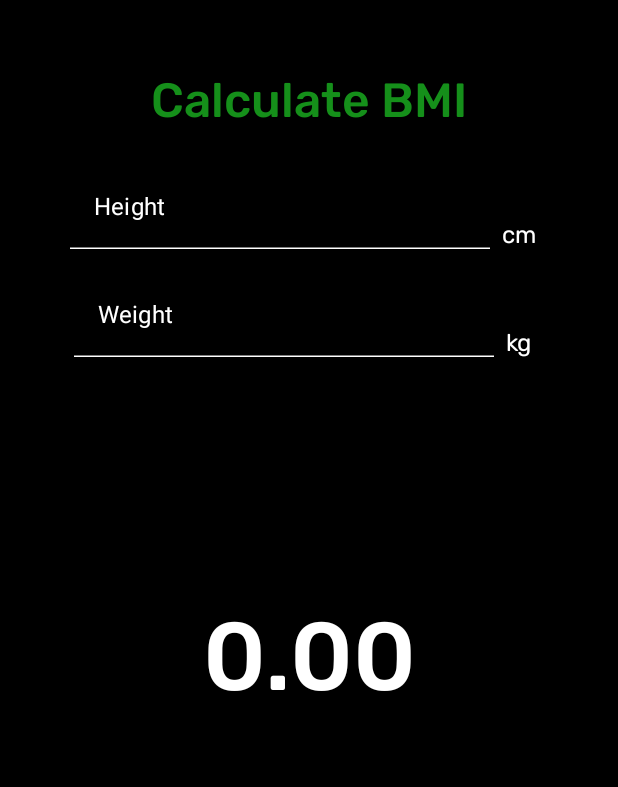
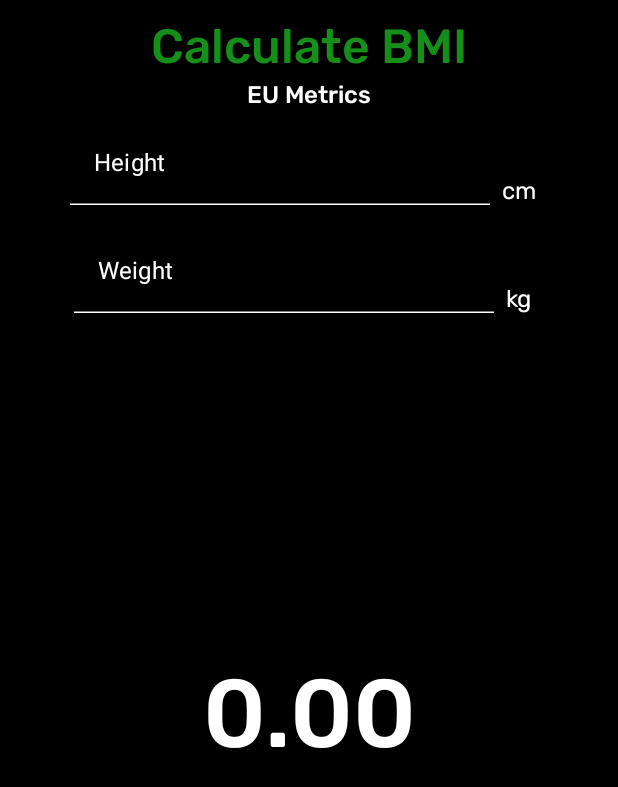
Before and after one commit to arsildo/BMI_Calculator_JetpackCompose, an Android app built with Jetpack Compose: the screen it shows after launch (MainActivity), on a phone screen of 412 x 824 dp. Shown: the top 787 px of the screen. Run offline under Robolectric (Android 15) with nearby library versions, the phone set to English and light mode, and no system bars.

Commit message:
app completed

```diff
--- a/app/src/main/java/com/arsildo/bmicalculatorjetpackcompose/ui/MainActivity.kt
+++ b/app/src/main/java/com/arsildo/bmicalculatorjetpackcompose/ui/MainActivity.kt
@@ -22,7 +22,6 @@ import androidx.compose.ui.unit.dp
 import androidx.compose.ui.unit.sp
 import com.arsildo.bmicalculatorjetpackcompose.ui.theme.*
 import kotlin.math.pow
-import kotlin.math.roundToLong
 
 
 @Composable
@@ -55,13 +54,13 @@ fun CalculateBMI() {
     }
 
     Column(
-        Modifier.padding(horizontal = 16.dp, vertical = 32.dp),
+        Modifier.padding(horizontal = 8.dp, vertical = 8.dp),
         verticalArrangement = Arrangement.Center,
         horizontalAlignment = CenterHorizontally
     ) {
         Box(
             Modifier
-                .padding(vertical = 16.dp)
+                .padding(vertical = 4.dp)
                 .fillMaxWidth(),
             contentAlignment = Center
         ) {
@@ -72,7 +71,12 @@ fun CalculateBMI() {
                 fontWeight = FontWeight.Medium,
             )
         }
-
+        Text(
+            text = "EU Metrics",
+            color = White,
+            fontSize = 16.sp,
+            fontWeight = FontWeight.Medium,
+        )
         Row(
             Modifier
                 .fillMaxWidth()
@@ -82,7 +86,38 @@ fun CalculateBMI() {
         ) {
             TextField(
                 value = height,
-                onValueChange = { height = it },
+                onValueChange = {
+                    height = it
+                    if ( height.isEmpty() || weight.isEmpty() ) {
+                        Toast.makeText(
+                            context,
+                            "Make sure to fill out your height.",
+                            Toast.LENGTH_SHORT
+                        ).show()
+                        classification = ""
+                        calculation = 0f
+                        progress = 0f
+                    } else {
+                        calculation = computeBMI(height, weight)
+                        if (calculation < 18.5) {
+                            classification = "Underweight"
+                            progress = .1f
+                            classificationColor = Blue
+                        } else if (calculation >= 18.5 && calculation < 24.9) {
+                            classification = "Healthy"
+                            progress = .5f
+                            classificationColor = Green
+                        } else if (calculation >= 24.9 && calculation < 30) {
+                            classification = "Overweight"
+                            progress = .75f
+                            classificationColor = DarkRed
+                        } else if (calculation >= 30) {
+                            classification = "Suffering from Obesity"
+                            progress = 1f
+                            classificationColor = Red
+                        }
+                    }
+                                },
                 label = { Text("Height", color = White) },
                 keyboardOptions = KeyboardOptions(keyboardType = KeyboardType.Number),
                 colors = TextFieldDefaults.textFieldColors(
@@ -109,16 +144,17 @@ fun CalculateBMI() {
                 value = weight,
                 onValueChange = {
                     weight = it
-                    if ( height.isEmpty() && weight.isEmpty() ) {
+                    if ( height.isEmpty() || weight.isEmpty() ) {
                         Toast.makeText(
                             context,
-                            "Please fill out all information fields.",
+                            "Make sure to fill out your weight.",
                             Toast.LENGTH_SHORT
                         ).show()
+                        classification = ""
+                        calculation = 0f
+                        progress = 0f
                     } else {
-                        val w = weight.toFloat()
-                        val h = height.toFloat()/100
-                        calculation = (w/h.pow(2))
+                        calculation = computeBMI(height, weight)
                         if (calculation < 18.5) {
                             classification = "Underweight"
                             progress = .1f
@@ -152,10 +188,20 @@ fun CalculateBMI() {
                 color = White,
             )
         }
+
+        Box(Modifier.padding(vertical = 16.dp),contentAlignment = Center) {
+            Text(
+                text = classification,
+                color = classificationColor,
+                fontSize = 32.sp,
+                fontWeight = FontWeight.Medium
+            )
+        }
+
         Box(
             modifier = Modifier
                 .padding(horizontal = 16.dp, vertical = 64.dp)
-                .size(256.dp),
+                .size(250.dp),
             contentAlignment = Center
         ) {
             Text(
@@ -173,13 +219,13 @@ fun CalculateBMI() {
             )
         }
 
-        Box(contentAlignment = Center) {
-            Text(
-                text = classification,
-                color = classificationColor,
-                fontSize = 32.sp,
-                fontWeight = FontWeight.Medium
-            )
-        }
     }
 }
+
+fun computeBMI(height : String, weight : String) : Float {
+    val calculation: Float
+    val w = weight.toFloat()
+    val h = height.toFloat()/100
+    calculation = (w/h.pow(2))
+    return calculation
+}
--- a/app/src/main/res/values-night/themes.xml
+++ /dev/null
@@ -1,16 +0,0 @@
-<resources xmlns:tools="http://schemas.android.com/tools">
-    <!-- Base application theme. -->
-    <style name="Theme.BMICalculatorJetpackCompose" parent="Theme.MaterialComponents.DayNight.DarkActionBar">
-        <!-- Primary brand color. -->
-        <item name="colorPrimary">@color/purple_200</item>
-        <item name="colorPrimaryVariant">@color/purple_700</item>
-        <item name="colorOnPrimary">@color/black</item>
-        <!-- Secondary brand color. -->
-        <item name="colorSecondary">@color/teal_200</item>
-        <item name="colorSecondaryVariant">@color/teal_200</item>
-        <item name="colorOnSecondary">@color/black</item>
-        <!-- Status bar color. -->
-        <item name="android:statusBarColor" tools:targetApi="l">?attr/colorPrimaryVariant</item>
-        <!-- Customize your theme here. -->
-    </style>
-</resources>
--- a/app/src/main/res/values/colors.xml
+++ b/app/src/main/res/values/colors.xml
@@ -1,10 +1,5 @@
 <?xml version="1.0" encoding="utf-8"?>
 <resources>
-    <color name="purple_200">#FFBB86FC</color>
-    <color name="purple_500">#FF6200EE</color>
-    <color name="purple_700">#FF3700B3</color>
-    <color name="teal_200">#FF03DAC5</color>
-    <color name="teal_700">#FF018786</color>
     <color name="black">#FF000000</color>
     <color name="white">#FFFFFFFF</color>
 </resources>
--- a/app/src/main/res/values/themes.xml
+++ b/app/src/main/res/values/themes.xml
@@ -2,14 +2,9 @@
     <!-- Base application theme. -->
     <style name="Theme.BMICalculatorJetpackCompose" parent="Theme.MaterialComponents.DayNight.DarkActionBar">
         <!-- Primary brand color. -->
-        <item name="colorPrimary">@color/purple_500</item>
-        <item name="colorPrimaryVariant">@color/purple_700</item>
+        <item name="colorPrimary">@color/black</item>
+        <item name="colorPrimaryVariant">@color/black</item>
         <item name="colorOnPrimary">@color/white</item>
-        <!-- Secondary brand color. -->
-        <item name="colorSecondary">@color/teal_200</item>
-        <item name="colorSecondaryVariant">@color/teal_700</item>
-        <item name="colorOnSecondary">@color/black</item>
-        <!-- Status bar color. -->
         <item name="android:statusBarColor" tools:targetApi="l">?attr/colorPrimaryVariant</item>
         <!-- Customize your theme here. -->
     </style>
```
